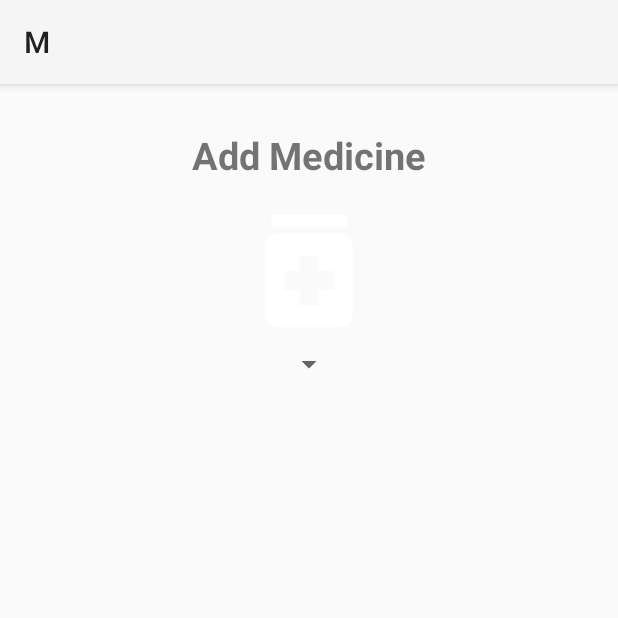
After one commit to samiaCode/HealthApp, an Android app: the MedicineAddEditActivity screen opened directly, with no data from a screen before it, on a phone screen of 412 x 824 dp, the top half of it. The commit adds this screen. Run offline under Robolectric (Android 15) with nearby library versions, the phone set to English and light mode, and no system bars.

Commit message:
Medicines Add/Edit interface added

```diff
--- /dev/null
+++ b/app/src/main/java/com/example/m/MedicineAddEditActivity.java
@@ -0,0 +1,14 @@
+package com.example.m;
+
+import androidx.appcompat.app.AppCompatActivity;
+
+import android.os.Bundle;
+
+public class MedicineAddEditActivity extends AppCompatActivity {
+
+    @Override
+    protected void onCreate(Bundle savedInstanceState) {
+        super.onCreate(savedInstanceState);
+        setContentView(R.layout.activity_medicine_add_edit);
+    }
+}
--- /dev/null
+++ b/app/src/main/res/layout/activity_medicine_add_edit.xml
@@ -0,0 +1,78 @@
+<?xml version="1.0" encoding="utf-8"?>
+<androidx.constraintlayout.widget.ConstraintLayout xmlns:android="http://schemas.android.com/apk/res/android"
+    xmlns:app="http://schemas.android.com/apk/res-auto"
+    xmlns:tools="http://schemas.android.com/tools"
+    android:layout_width="match_parent"
+    android:layout_height="match_parent"
+    tools:context=".MedicineAddEditActivity">
+
+    <ScrollView
+        android:layout_width="match_parent"
+        android:layout_height="match_parent" >
+
+        <LinearLayout
+            android:layout_width="match_parent"
+            android:layout_height="wrap_content"
+            android:orientation="vertical">
+
+            <androidx.constraintlayout.widget.ConstraintLayout
+                android:layout_width="match_parent"
+                android:layout_height="match_parent"
+                android:padding="10dp">
+
+                <TextView
+                    android:id="@+id/textView2"
+                    android:layout_width="wrap_content"
+                    android:layout_height="wrap_content"
+                    android:text="Add Medicine"
+                    android:layout_marginTop="20dp"
+                    app:layout_constraintEnd_toEndOf="parent"
+                    app:layout_constraintStart_toStartOf="parent"
+                    app:layout_constraintTop_toTopOf="parent"
+                    android:textSize="25dp"
+                    android:textStyle="bold"/>
+            </androidx.constraintlayout.widget.ConstraintLayout>
+
+            <LinearLayout
+                android:layout_width="match_parent"
+                android:layout_height="match_parent"
+                android:orientation="vertical"
+                android:gravity="center">
+
+                <ImageView
+                    android:id="@+id/imageView3"
+                    android:layout_width="wrap_content"
+                    android:layout_height="wrap_content"
+                    android:backgroundTint="@color/purple"
+                    android:src="@drawable/medication_24"
+                    android:layout_weight="1"
+                    />
+
+                <Spinner
+                    android:id="@+id/spinner"
+                    android:layout_width="wrap_content"
+                    android:layout_height="wrap_content"
+                    android:layout_weight="1" />
+            </LinearLayout>
+
+            <androidx.constraintlayout.widget.ConstraintLayout
+                android:layout_width="match_parent"
+                android:layout_height="match_parent">
+
+                <androidx.constraintlayout.widget.ConstraintLayout
+                    android:layout_width="match_parent"
+                    android:layout_height="100dp"
+                    android:layout_marginStart="24dp"
+                    android:layout_marginTop="16dp"
+                    android:layout_marginEnd="24dp"
+                    app:layout_constraintEnd_toEndOf="parent"
+                    app:layout_constraintStart_toStartOf="parent"
+                    app:layout_constraintTop_toTopOf="parent">
+
+                </androidx.constraintlayout.widget.ConstraintLayout>
+            </androidx.constraintlayout.widget.ConstraintLayout>
+
+
+        </LinearLayout>
+    </ScrollView>
+</androidx.constraintlayout.widget.ConstraintLayout>
--- a/app/src/main/res/layout/medicine_row_layout.xml
+++ b/app/src/main/res/layout/medicine_row_layout.xml
@@ -17,8 +17,9 @@
         app:cardElevation="8dp"
         android:layout_marginTop="15dp"
         android:layout_marginBottom="5dp"
-        android:layout_marginStart="8dp"
-        android:layout_marginEnd="8dp"
+        android:layout_marginStart="9dp"
+        android:layout_marginEnd="9dp"
+
         >
 
         <androidx.constraintlayout.widget.ConstraintLayout
```
Also changed, not shown: app/src/main/AndroidManifest.xml (+5 -2 lines), app/src/main/res/drawable-anydpi/ic_add.xml (added, +11 -0 lines), app/src/main/res/layout/activity_medicine.xml (+17 -2 lines), app/src/main/res/drawable-hdpi/ic_add.png (added), app/src/main/res/drawable-mdpi/ic_add.png (added), app/src/main/res/drawable-xhdpi/ic_add.png (added), app/src/main/res/drawable-xxhdpi/ic_add.png (added).
